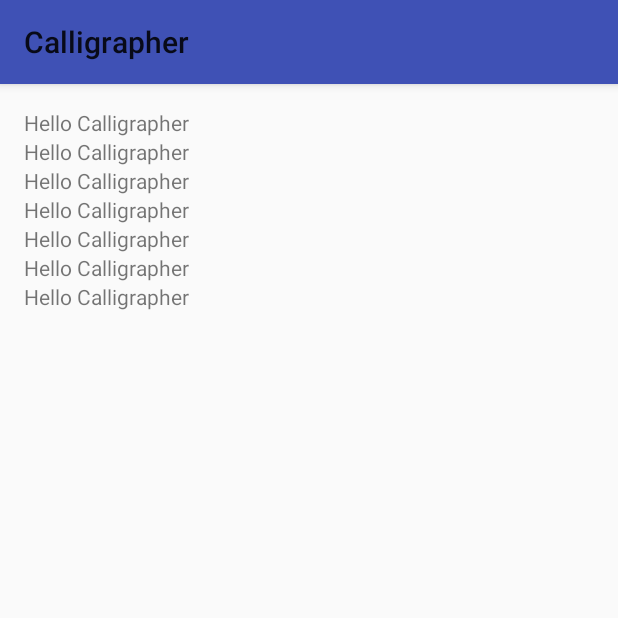
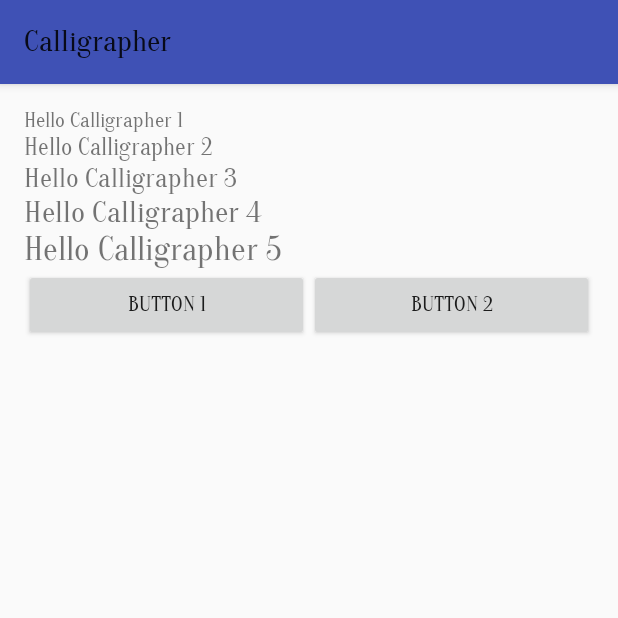
Before and after one commit to AnwarShahriar/Calligrapher, an Android app: the screen it shows after launch (ExampleActivity), on a phone screen of 412 x 824 dp, the top half of it. Run offline under Robolectric (Android 15) with nearby library versions, the phone set to English and light mode, and no system bars.

Commit message:
Update example

```diff
--- a/app/build.gradle
+++ b/app/build.gradle
@@ -21,6 +21,7 @@ android {
 
 dependencies {
     compile fileTree(dir: 'libs', include: ['*.jar'])
+    compile project(":lib")
     androidTestCompile('com.android.support.test.espresso:espresso-core:2.2.2', {
         exclude group: 'com.android.support', module: 'support-annotations'
     })
--- a/app/src/main/AndroidManifest.xml
+++ b/app/src/main/AndroidManifest.xml
@@ -1,6 +1,6 @@
 <?xml version="1.0" encoding="utf-8"?>
 <manifest xmlns:android="http://schemas.android.com/apk/res/android"
-    package="me.anwarshahriar.calligrapher">
+    package="me.anwarshahriar.example">
 
     <application
         android:allowBackup="true"
@@ -8,7 +8,7 @@
         android:label="@string/app_name"
         android:supportsRtl="true"
         android:theme="@style/AppTheme">
-        <activity android:name=".ExampleActivity">
+        <activity android:name="me.anwarshahriar.example.ExampleActivity">
             <intent-filter>
                 <action android:name="android.intent.action.MAIN" />
 
--- a/app/src/main/java/me/anwarshahriar/calligrapher/ExampleActivity.java
+++ b/app/src/main/java/me/anwarshahriar/example/ExampleActivity.java
@@ -1,7 +1,9 @@
-package me.anwarshahriar.calligrapher;
+package me.anwarshahriar.example;
 
 import android.support.v7.app.AppCompatActivity;
 import android.os.Bundle;
+
+import me.anwarshahriar.calligrapher.Calligrapher;
 
 public class ExampleActivity extends AppCompatActivity {
 
@@ -9,5 +11,8 @@ public class ExampleActivity extends AppCompatActivity {
     protected void onCreate(Bundle savedInstanceState) {
         super.onCreate(savedInstanceState);
         setContentView(R.layout.activity_example);
+
+        Calligrapher calligrapher = new Calligrapher(this);
+        calligrapher.setFont(this, "Oranienbaum.ttf");
     }
 }
--- a/app/src/main/res/layout/activity_example.xml
+++ b/app/src/main/res/layout/activity_example.xml
@@ -9,40 +9,52 @@
     android:paddingRight="@dimen/activity_horizontal_margin"
     android:paddingTop="@dimen/activity_vertical_margin"
     android:orientation="vertical"
-    tools:context="me.anwarshahriar.calligrapher.ExampleActivity">
+    tools:context="me.anwarshahriar.example.ExampleActivity">
 
     <TextView
         android:layout_width="match_parent"
         android:layout_height="wrap_content"
-        android:text="Hello Calligrapher"/>
+        android:text="Hello Calligrapher 1"
+        android:textSize="14sp"/>
 
     <TextView
         android:layout_width="match_parent"
         android:layout_height="wrap_content"
-        android:text="Hello Calligrapher"/>
+        android:text="Hello Calligrapher 2"
+        android:textSize="16sp"/>
 
     <TextView
         android:layout_width="match_parent"
         android:layout_height="wrap_content"
-        android:text="Hello Calligrapher"/>
+        android:text="Hello Calligrapher 3"
+        android:textSize="18sp"/>
 
     <TextView
         android:layout_width="match_parent"
         android:layout_height="wrap_content"
-        android:text="Hello Calligrapher"/>
+        android:text="Hello Calligrapher 4"
+        android:textSize="20sp"/>
 
     <TextView
         android:layout_width="match_parent"
         android:layout_height="wrap_content"
-        android:text="Hello Calligrapher"/>
+        android:text="Hello Calligrapher 5"
+        android:textSize="22sp"/>
 
-    <TextView
+    <LinearLayout
         android:layout_width="match_parent"
         android:layout_height="wrap_content"
-        android:text="Hello Calligrapher"/>
+        android:orientation="horizontal">
+        <Button
+            android:layout_width="0dp"
+            android:layout_height="wrap_content"
+            android:layout_weight="1"
+            android:text="Button 1"/>
 
-    <TextView
-        android:layout_width="match_parent"
-        android:layout_height="wrap_content"
-        android:text="Hello Calligrapher"/>
+        <Button
+            android:layout_width="0dp"
+            android:layout_height="wrap_content"
+            android:layout_weight="1"
+            android:text="Button 2"/>
+    </LinearLayout>
 </LinearLayout>
```
Also changed, not shown: 4 other files.
